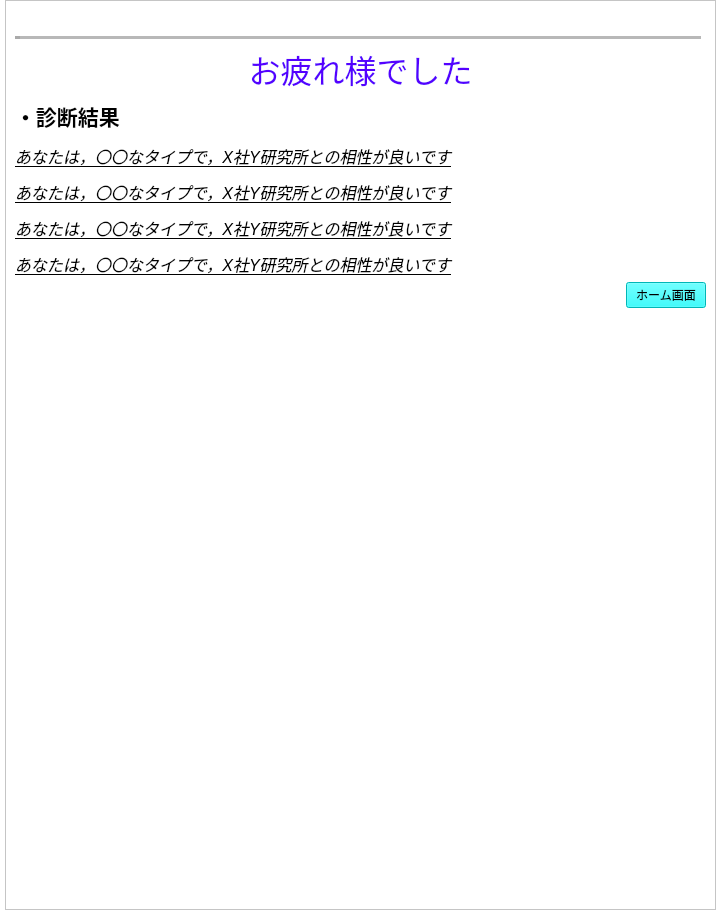
Above: design/enaviOutput.ui from kokimame/e-navi before the change. Below: the same form after it.
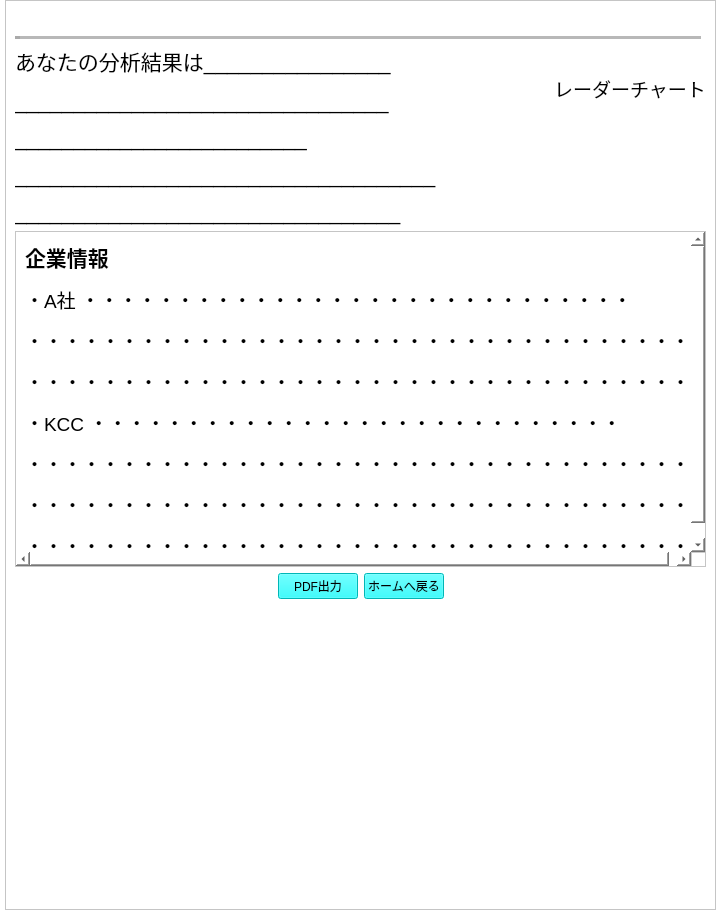
That is the form after the change. Icons and pictures are not drawn.

Commit message: Contents upgrade

Diff of the .ui file:
```diff
--- a/design/enaviOutput.ui
+++ b/design/enaviOutput.ui
@@ -90,23 +90,12 @@
          </property>
         </widget>
        </item>
-       <item>
-        <layout class="QHBoxLayout" name="horizontalLayout_12">
-         <item>
-          <widget class="QLabel" name="label_7">
-           <property name="text">
-            <string>&lt;html&gt;&lt;head/&gt;&lt;body&gt;&lt;p align=&quot;center&quot;&gt;&lt;span style=&quot; font-size:24pt; color:#5500ff;&quot;&gt;お疲れ様でした&lt;/span&gt;&lt;/p&gt;&lt;/body&gt;&lt;/html&gt;</string>
-           </property>
-          </widget>
-         </item>
-        </layout>
-       </item>
        <item>
         <layout class="QHBoxLayout" name="horizontalLayout_11">
          <item>
           <widget class="QLabel" name="label_6">
            <property name="text">
-            <string>&lt;html&gt;&lt;head/&gt;&lt;body&gt;&lt;p&gt;&lt;span style=&quot; font-size:16pt; font-weight:600;&quot;&gt;・診断結果&lt;/span&gt;&lt;/p&gt;&lt;p&gt;&lt;span style=&quot; font-size:12pt; font-style:italic; text-decoration: underline;&quot;&gt;あなたは，〇〇なタイプで，X社Y研究所との相性が良いです&lt;/span&gt;&lt;/p&gt;&lt;p&gt;&lt;span style=&quot; font-size:12pt; font-style:italic; text-decoration: underline;&quot;&gt;あなたは，〇〇なタイプで，X社Y研究所との相性が良いです&lt;/span&gt;&lt;/p&gt;&lt;p&gt;&lt;span style=&quot; font-size:12pt; font-style:italic; text-decoration: underline;&quot;&gt;あなたは，〇〇なタイプで，X社Y研究所との相性が良いです&lt;/span&gt;&lt;/p&gt;&lt;p&gt;&lt;span style=&quot; font-size:12pt; font-style:italic; text-decoration: underline;&quot;&gt;あなたは，〇〇なタイプで，X社Y研究所との相性が良いです&lt;/span&gt;&lt;/p&gt;&lt;/body&gt;&lt;/html&gt;</string>
+            <string>&lt;html&gt;&lt;head/&gt;&lt;body&gt;&lt;p&gt;&lt;span style=&quot; font-size:16pt;&quot;&gt;あなたの分析結果は________________&lt;/span&gt;&lt;/p&gt;&lt;p&gt;&lt;span style=&quot; font-size:16pt;&quot;&gt;________________________________&lt;/span&gt;&lt;/p&gt;&lt;p&gt;&lt;span style=&quot; font-size:16pt;&quot;&gt;_________________________&lt;/span&gt;&lt;/p&gt;&lt;p&gt;&lt;span style=&quot; font-size:16pt;&quot;&gt;____________________________________&lt;/span&gt;&lt;/p&gt;&lt;p&gt;&lt;span style=&quot; font-size:16pt;&quot;&gt;_________________________________&lt;/span&gt;&lt;/p&gt;&lt;/body&gt;&lt;/html&gt;</string>
            </property>
           </widget>
          </item>
@@ -123,8 +112,62 @@
            </property>
           </spacer>
          </item>
+         <item>
+          <layout class="QVBoxLayout" name="verticalLayout_2">
+           <item>
+            <widget class="QLabel" name="label_2">
+             <property name="text">
+              <string>&lt;html&gt;&lt;head/&gt;&lt;body&gt;&lt;p&gt;&lt;span style=&quot; font-size:14pt;&quot;&gt;レーダーチャート&lt;/span&gt;&lt;/p&gt;&lt;/body&gt;&lt;/html&gt;</string>
+             </property>
+            </widget>
+           </item>
+           <item>
+            <widget class="QLabel" name="label_3">
+             <property name="text">
+              <string/>
+             </property>
+             <property name="pixmap">
+              <pixmap>../image/radar.png</pixmap>
+             </property>
+            </widget>
+           </item>
+          </layout>
+         </item>
         </layout>
        </item>
+       <item>
+        <widget class="QScrollArea" name="scrollArea_2">
+         <property name="verticalScrollBarPolicy">
+          <enum>Qt::ScrollBarAlwaysOn</enum>
+         </property>
+         <property name="widgetResizable">
+          <bool>true</bool>
+         </property>
+         <widget class="QWidget" name="scrollAreaWidgetContents_2">
+          <property name="geometry">
+           <rect>
+            <x>0</x>
+            <y>0</y>
+            <width>676</width>
+            <height>282</height>
+           </rect>
+          </property>
+          <layout class="QVBoxLayout" name="verticalLayout_4">
+           <item>
+            <layout class="QVBoxLayout" name="verticalLayout_3">
+             <item>
+              <widget class="QLabel" name="label_4">
+               <property name="text">
+                <string>&lt;html&gt;&lt;head/&gt;&lt;body&gt;&lt;p&gt;&lt;span style=&quot; font-size:16pt; font-weight:600;&quot;&gt;企業情報&lt;/span&gt;&lt;/p&gt;&lt;p&gt;&lt;span style=&quot; font-size:14pt;&quot;&gt;・A社　・・・・・・・・・・・・・・・・・・・・・・・・・・・・・&lt;/span&gt;&lt;/p&gt;&lt;p&gt;&lt;span style=&quot; font-size:14pt;&quot;&gt;・・・・・・・・・・・・・・・・・・・・・・・・・・・・・・・・・・・&lt;/span&gt;&lt;/p&gt;&lt;p&gt;&lt;span style=&quot; font-size:14pt;&quot;&gt;・・・・・・・・・・・・・・・・・・・・・・・・・・・・・・・・・・・&lt;/span&gt;&lt;/p&gt;&lt;p&gt;&lt;span style=&quot; font-size:14pt;&quot;&gt;・KCC　・・・・・・・・・・・・・・・・・・・・・・・・・・・・&lt;/span&gt;&lt;/p&gt;&lt;p&gt;&lt;span style=&quot; font-size:14pt;&quot;&gt;・・・・・・・・・・・・・・・・・・・・・・・・・・・・・・・・・・・&lt;/span&gt;&lt;/p&gt;&lt;p&gt;&lt;span style=&quot; font-size:14pt;&quot;&gt;・・・・・・・・・・・・・・・・・・・・・・・・・・・・・・・・・・・&lt;/span&gt;&lt;/p&gt;&lt;p&gt;&lt;span style=&quot; font-size:14pt;&quot;&gt;・・・・・・・・・・・・・・・・・・・・・・・・・・・・・・・・・・・&lt;/span&gt;&lt;/p&gt;&lt;/body&gt;&lt;/html&gt;</string>
+               </property>
+              </widget>
+             </item>
+            </layout>
+           </item>
+          </layout>
+         </widget>
+        </widget>
+       </item>
        <item>
         <layout class="QHBoxLayout" name="horizontalLayout_7">
          <item>
@@ -140,16 +183,39 @@
            </property>
           </spacer>
          </item>
+         <item>
+          <widget class="QPushButton" name="pdfBtn">
+           <property name="styleSheet">
+            <string notr="true">background-color: rgb(0,255,255)</string>
+           </property>
+           <property name="text">
+            <string>PDF出力</string>
+           </property>
+          </widget>
+         </item>
          <item>
           <widget class="QPushButton" name="homeBtn">
            <property name="styleSheet">
             <string notr="true">background-color: rgb(0,255,255)</string>
            </property>
            <property name="text">
-            <string>ホーム画面</string>
+            <string>ホームへ戻る</string>
            </property>
           </widget>
          </item>
+         <item>
+          <spacer name="horizontalSpacer_8">
+           <property name="orientation">
+            <enum>Qt::Horizontal</enum>
+           </property>
+           <property name="sizeHint" stdset="0">
+            <size>
+             <width>40</width>
+             <height>20</height>
+            </size>
+           </property>
+          </spacer>
+         </item>
         </layout>
        </item>
        <item>
```
Left out of the diff: 2 changed lines with no effect on the pictures. The commit also changes 4 other files.
